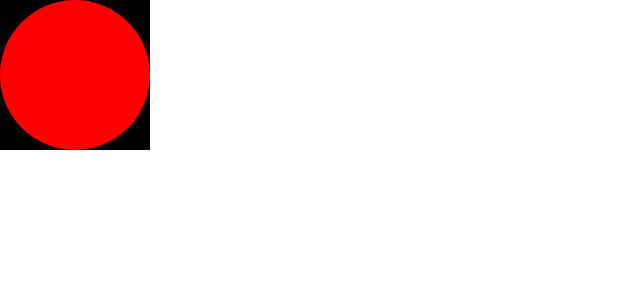
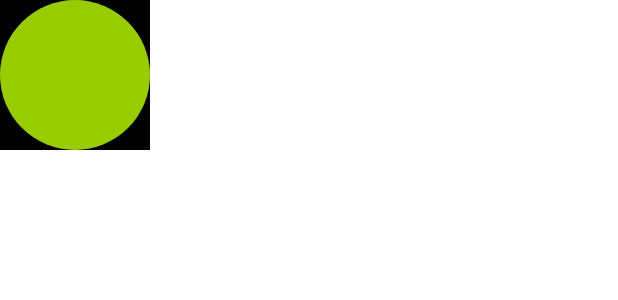
Before and after one commit to Ronaldinho10/basa, an Android app: the layout act_15.xml on its own in the app's theme, with its tools: preview values and no code run, on a phone screen of 412 x 824 dp. Shown: the top 300 px of the screen. Run offline under Robolectric (Android 15) with nearby library versions, the phone set to English and light mode, and no system bars.

Commit message:
自定义圆圈

```diff
--- a/TxT/app/src/main/java/com/xy/kt/txt/widget/CircleView.java
+++ b/TxT/app/src/main/java/com/xy/kt/txt/widget/CircleView.java
@@ -1,11 +1,14 @@
 package com.xy.kt.txt.widget;
 
 import android.content.Context;
+import android.content.res.TypedArray;
 import android.graphics.Canvas;
 import android.graphics.Color;
 import android.graphics.Paint;
 import android.util.AttributeSet;
 import android.view.View;
+
+import com.xy.kt.txt.R;
 
 /**
  * Author: Z.T on 2017/2/7.
@@ -23,12 +26,14 @@ public class CircleView extends View {
     }
 
     public CircleView(Context context, AttributeSet attrs) {
-        super(context, attrs);
-        init();
+        this(context,attrs,0);
     }
 
     public CircleView(Context context, AttributeSet attrs, int defStyleAttr) {
         super(context, attrs, defStyleAttr);
+        TypedArray a = context.obtainStyledAttributes(attrs, R.styleable.CircleView);
+        mColor = a.getColor(R.styleable.CircleView_circle_color,Color.RED);
+        a.recycle();
         init();
     }
 
--- a/TxT/app/src/main/res/layout/act_15.xml
+++ b/TxT/app/src/main/res/layout/act_15.xml
@@ -1,13 +1,16 @@
 <?xml version="1.0" encoding="utf-8"?>
 <LinearLayout xmlns:android="http://schemas.android.com/apk/res/android"
+    xmlns:app="http://schemas.android.com/apk/res-auto"
     android:id="@+id/baselayout"
     android:orientation="vertical"
     android:background="@android:color/white"
-    android:layout_width="match_parent" android:layout_height="match_parent">
+    android:layout_width="match_parent"
+    android:layout_height="match_parent">
 
     <com.xy.kt.txt.widget.CircleView
         android:layout_width="100dp"
         android:layout_height="100dp"
+        app:circle_color="@color/green_light"
         android:background="#000000"/>
 
 </LinearLayout>
--- /dev/null
+++ b/TxT/app/src/main/res/values/attrs.xml
@@ -0,0 +1,6 @@
+<?xml version="1.0" encoding="utf-8"?>
+<resources>
+    <declare-styleable name="CircleView">
+        <attr name="circle_color" format="color"/>
+    </declare-styleable>
+</resources>
```
Also changed, not shown: TxT/app/src/main/java/com/xy/kt/txt/OpenGlAct.java (added, +72 -0 lines).
